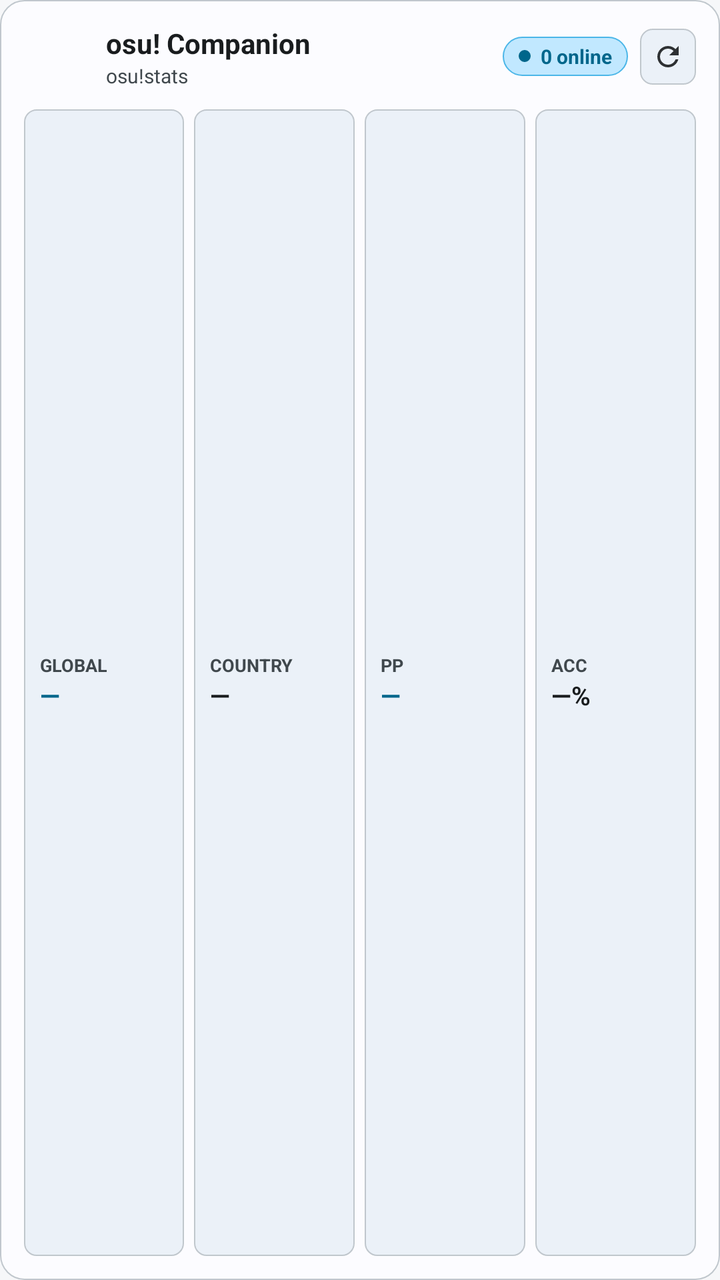
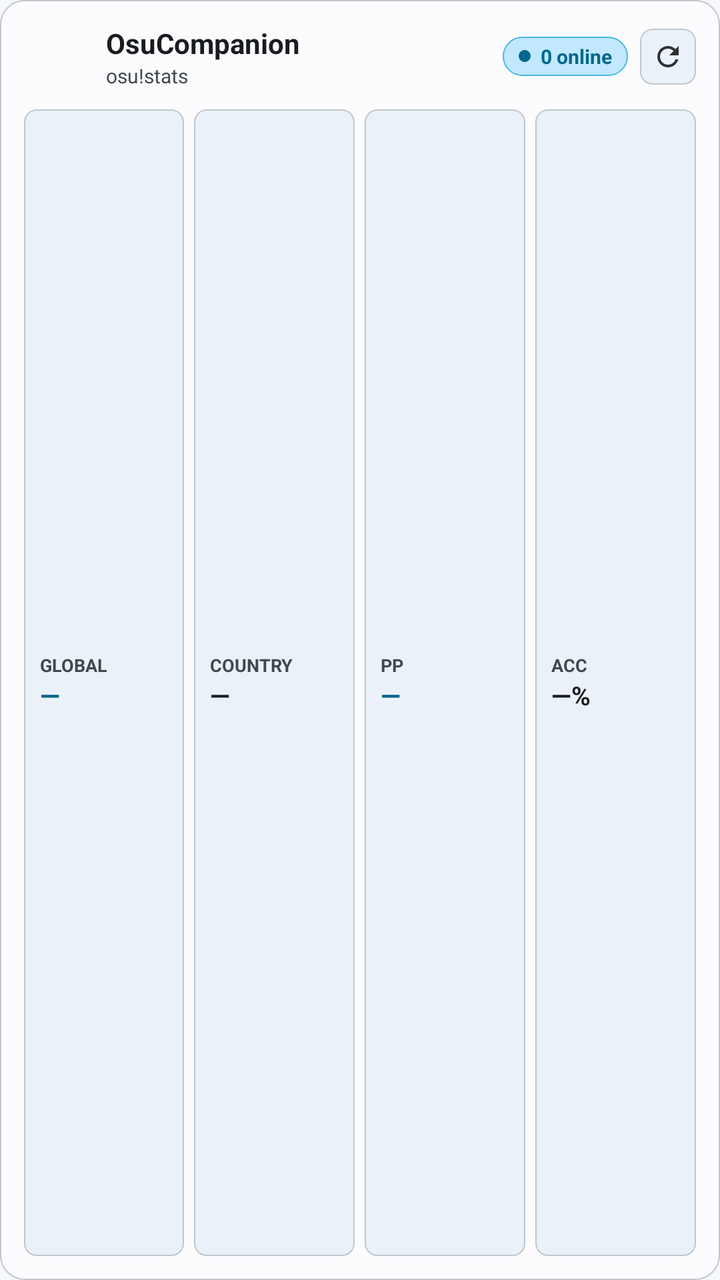

Screens rendered from an Android XML layout before and after an edit, with the pre-edit source and the edit as a unified diff.
<!-- AndroidManifest.xml: application theme Theme.OsuChat -->
<!-- res/layout/widget_bancho_stats_material.xml -->
<?xml version="1.0" encoding="utf-8"?>
<FrameLayout xmlns:android="http://schemas.android.com/apk/res/android"
    android:id="@+id/widget_root"
    android:layout_width="match_parent"
    android:layout_height="match_parent">

    <ImageView
        android:id="@+id/widget_bg_image"
        android:layout_width="match_parent"
        android:layout_height="match_parent"
        android:importantForAccessibility="no"
        android:scaleType="fitXY"
        android:src="@drawable/bg_widget_material_surface" />

    <LinearLayout
        android:layout_width="match_parent"
        android:layout_height="match_parent"
        android:orientation="vertical"
        android:padding="12dp">

        <LinearLayout
            android:layout_width="match_parent"
            android:layout_height="wrap_content"
            android:gravity="center_vertical"
            android:orientation="horizontal">

            <ImageView
                android:id="@+id/widget_avatar"
                android:layout_width="32dp"
                android:layout_height="32dp"
                android:contentDescription="Player avatar"
                android:scaleType="centerCrop"
                android:src="@mipmap/ic_launcher_round" />

            <LinearLayout
                android:layout_width="0dp"
                android:layout_height="wrap_content"
                android:layout_marginStart="9dp"
                android:layout_weight="1"
                android:orientation="vertical">

                <TextView
                    android:id="@+id/widget_username"
                    android:layout_width="wrap_content"
                    android:layout_height="wrap_content"
                    android:ellipsize="end"
                    android:maxLines="1"
                    android:text="osu! Companion"
                    android:textColor="@color/widget_my_text_primary"
                    android:textSize="14sp"
                    android:textStyle="bold" />

                <TextView
                    android:id="@+id/widget_updated_at"
                    android:layout_width="wrap_content"
                    android:layout_height="wrap_content"
                    android:ellipsize="end"
                    android:fontFeatureSettings="tnum"
                    android:maxLines="1"
                    android:text="osu!stats"
                    android:textColor="@color/widget_my_text_secondary"
                    android:textSize="10sp" />
            </LinearLayout>

            <LinearLayout
                android:id="@+id/widget_friends_badge"
                android:layout_width="wrap_content"
                android:layout_height="wrap_content"
                android:layout_marginEnd="6dp"
                android:background="@drawable/bg_widget_material_badge"
                android:gravity="center_vertical"
                android:orientation="horizontal"
                android:paddingHorizontal="8dp"
                android:paddingVertical="3dp">

                <ImageView
                    android:id="@+id/widget_friends_dot"
                    android:layout_width="6dp"
                    android:layout_height="6dp"
                    android:layout_marginEnd="5dp"
                    android:importantForAccessibility="no"
                    android:src="@drawable/ic_widget_dot_material" />

                <TextView
                    android:id="@+id/widget_friends_online"
                    android:layout_width="wrap_content"
                    android:layout_height="wrap_content"
                    android:fontFeatureSettings="tnum"
                    android:text="0 online"
                    android:textColor="@color/widget_my_accent"
                    android:textSize="10sp"
                    android:textStyle="bold" />
            </LinearLayout>

            <ImageButton
                android:id="@+id/widget_refresh_btn"
                android:layout_width="28dp"
                android:layout_height="28dp"
                android:background="@drawable/bg_widget_material_tile"
                android:contentDescription="Refresh stats"
                android:padding="6dp"
                android:scaleType="fitCenter"
                android:src="@drawable/ic_widget_refresh"
                android:tint="@color/widget_my_icon" />
        </LinearLayout>

        <LinearLayout
            android:layout_width="match_parent"
            android:layout_height="0dp"
            android:layout_marginTop="10dp"
            android:layout_weight="1"
            android:baselineAligned="false"
            android:gravity="center_vertical"
            android:orientation="horizontal">

            <LinearLayout
                android:layout_width="0dp"
                android:layout_height="match_parent"
                android:layout_marginEnd="5dp"
                android:layout_weight="1"
                android:background="@drawable/bg_widget_material_tile"
                android:gravity="center_vertical"
                android:orientation="vertical"
                android:paddingHorizontal="8dp"
                android:paddingVertical="6dp">

                <TextView
                    android:layout_width="wrap_content"
                    android:layout_height="wrap_content"
                    android:maxLines="1"
                    android:text="GLOBAL"
                    android:textColor="@color/widget_my_text_secondary"
                    android:textSize="9sp"
                    android:textStyle="bold" />

                <TextView
                    android:id="@+id/widget_global_rank"
                    android:layout_width="wrap_content"
                    android:layout_height="wrap_content"
                    android:ellipsize="end"
                    android:fontFeatureSettings="tnum"
                    android:maxLines="1"
                    android:text="—"
                    android:textColor="@color/widget_my_accent"
                    android:textSize="13sp"
                    android:textStyle="bold" />
            </LinearLayout>

            <LinearLayout
                android:layout_width="0dp"
                android:layout_height="match_parent"
                android:layout_marginEnd="5dp"
                android:layout_weight="1"
                android:background="@drawable/bg_widget_material_tile"
                android:gravity="center_vertical"
                android:orientation="vertical"
                android:paddingHorizontal="8dp"
                android:paddingVertical="6dp">

                <TextView
                    android:id="@+id/widget_country_label"
                    android:layout_width="wrap_content"
                    android:layout_height="wrap_content"
                    android:maxLines="1"
                    android:text="COUNTRY"
                    android:textColor="@color/widget_my_text_secondary"
                    android:textSize="9sp"
                    android:textStyle="bold" />

                <TextView
                    android:id="@+id/widget_country_rank"
                    android:layout_width="wrap_content"
                    android:layout_height="wrap_content"
                    android:ellipsize="end"
                    android:fontFeatureSettings="tnum"
                    android:maxLines="1"
                    android:text="—"
                    android:textColor="@color/widget_my_text_primary"
                    android:textSize="13sp"
                    android:textStyle="bold" />
            </LinearLayout>

            <LinearLayout
                android:layout_width="0dp"
                android:layout_height="match_parent"
                android:layout_marginEnd="5dp"
                android:layout_weight="1"
                android:background="@drawable/bg_widget_material_tile"
                android:gravity="center_vertical"
                android:orientation="vertical"
                android:paddingHorizontal="8dp"
                android:paddingVertical="6dp">

                <TextView
                    android:layout_width="wrap_content"
                    android:layout_height="wrap_content"
                    android:maxLines="1"
                    android:text="PP"
                    android:textColor="@color/widget_my_text_secondary"
                    android:textSize="9sp"
                    android:textStyle="bold" />

                <TextView
                    android:id="@+id/widget_pp"
                    android:layout_width="wrap_content"
                    android:layout_height="wrap_content"
                    android:ellipsize="end"
                    android:fontFeatureSettings="tnum"
                    android:maxLines="1"
                    android:text="—"
                    android:textColor="@color/widget_my_accent"
                    android:textSize="13sp"
                    android:textStyle="bold" />
            </LinearLayout>

            <LinearLayout
                android:layout_width="0dp"
                android:layout_height="match_parent"
                android:layout_weight="1"
                android:background="@drawable/bg_widget_material_tile"
                android:gravity="center_vertical"
                android:orientation="vertical"
                android:paddingHorizontal="8dp"
                android:paddingVertical="6dp">

                <TextView
                    android:layout_width="wrap_content"
                    android:layout_height="wrap_content"
                    android:maxLines="1"
                    android:text="ACC"
                    android:textColor="@color/widget_my_text_secondary"
                    android:textSize="9sp"
                    android:textStyle="bold" />

                <TextView
                    android:id="@+id/widget_accuracy"
                    android:layout_width="wrap_content"
                    android:layout_height="wrap_content"
                    android:ellipsize="end"
                    android:fontFeatureSettings="tnum"
                    android:maxLines="1"
                    android:text="—%"
                    android:textColor="@color/widget_my_text_primary"
                    android:textSize="13sp"
                    android:textStyle="bold" />
            </LinearLayout>
        </LinearLayout>
    </LinearLayout>
</FrameLayout>
<!-- resources referenced by this layout -->
<resources>
  <color name="widget_my_accent">#E64980</color>
  <color name="widget_my_icon">#4A4A58</color>
  <color name="widget_my_text_primary">#1B1B21</color>
  <color name="widget_my_text_secondary">#5A5A68</color>
  <!-- drawable bg_widget_material_badge (drawable) -->
  <?xml version="1.0" encoding="utf-8"?>
  <shape xmlns:android="http://schemas.android.com/apk/res/android"
      android:shape="rectangle">
      <solid android:color="@color/widget_my_badge_bg" />
      <corners android:radius="99dp" />
      <stroke
          android:width="0.5dp"
          android:color="@color/widget_my_badge_border" />
  </shape>
  <!-- drawable bg_widget_material_surface (drawable) -->
  <?xml version="1.0" encoding="utf-8"?>
  <shape xmlns:android="http://schemas.android.com/apk/res/android"
      android:shape="rectangle">
      <solid android:color="@color/widget_my_surface" />
      <corners android:radius="12dp" />
      <stroke
          android:width="0.75dp"
          android:color="@color/widget_my_border" />
  </shape>
  <!-- drawable bg_widget_material_tile (drawable) -->
  <?xml version="1.0" encoding="utf-8"?>
  <shape xmlns:android="http://schemas.android.com/apk/res/android"
      android:shape="rectangle">
      <solid android:color="@color/widget_my_tile" />
      <corners android:radius="6dp" />
      <stroke
          android:width="0.5dp"
          android:color="@color/widget_my_tile_border" />
  </shape>
  <!-- drawable ic_widget_dot_material (drawable) -->
  <?xml version="1.0" encoding="utf-8"?>
  <shape xmlns:android="http://schemas.android.com/apk/res/android"
      android:shape="oval">
      <size
          android:width="7dp"
          android:height="7dp" />
      <solid android:color="@color/widget_my_accent" />
  </shape>
  <!-- drawable ic_widget_refresh (drawable) -->
  <?xml version="1.0" encoding="utf-8"?>
  <vector xmlns:android="http://schemas.android.com/apk/res/android"
      android:width="24dp"
      android:height="24dp"
      android:viewportWidth="24"
      android:viewportHeight="24">
      <path
          android:fillColor="#FFE5DEFF"
          android:pathData="M17.65,6.35C16.2,4.9 14.21,4 12,4c-4.42,0 -7.99,3.58 -7.99,8s3.57,8 7.99,8c3.73,0 6.84,-2.55 7.73,-6h-2.08c-0.82,2.33 -3.04,4 -5.65,4 -3.31,0 -6,-2.69 -6,-6s2.69,-6 6,-6c1.66,0 3.14,0.69 4.22,1.78L13,11h7V4l-2.35,2.35z" />
  </vector>
  <!-- mipmap ic_launcher_round (mipmap-anydpi-v26) -->
  <?xml version="1.0" encoding="utf-8"?>
  <adaptive-icon xmlns:android="http://schemas.android.com/apk/res/android">
      <background android:drawable="@drawable/ic_launcher_background" />
      <foreground android:drawable="@drawable/ic_launcher_foreground" />
      <monochrome android:drawable="@drawable/ic_launcher_monochrome" />
  </adaptive-icon>
  <style name="Theme.OsuChat" parent="android:Theme.Material.Light.NoActionBar">
          <item name="android:windowBackground">#F6F7F9</item>
          <item name="android:statusBarColor">@android:color/transparent</item>
          <item name="android:navigationBarColor">@android:color/transparent</item>
      </style>
  <color name="widget_my_badge_bg">#1AE64980</color>
  <color name="widget_my_badge_border">#44E64980</color>
  <color name="widget_my_surface">#F6F7F9</color>
  <color name="widget_my_border">#DDDFE5</color>
  <color name="widget_my_tile">#EDEEF2</color>
  <color name="widget_my_tile_border">#DDDFE5</color>
  <!-- unchanged entries left out for length: 3 -->
</resources>

<!-- the commit's change to res/layout/widget_bancho_stats_material.xml (unified diff, before → after) -->
@@ -45,7 +45,7 @@
                     android:layout_height="wrap_content"
                     android:ellipsize="end"
                     android:maxLines="1"
-                    android:text="osu! Companion"
+                    android:text="OsuCompanion"
                     android:textColor="@color/widget_my_text_primary"
                     android:textSize="14sp"
                     android:textStyle="bold" />
